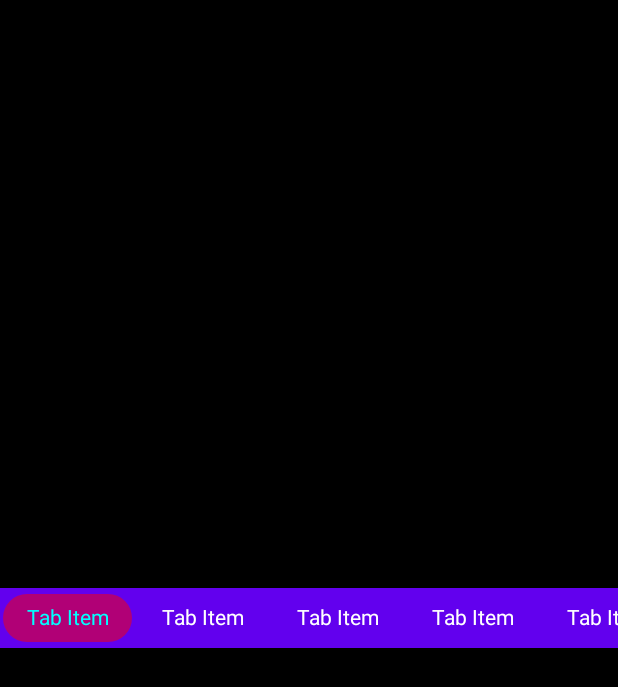
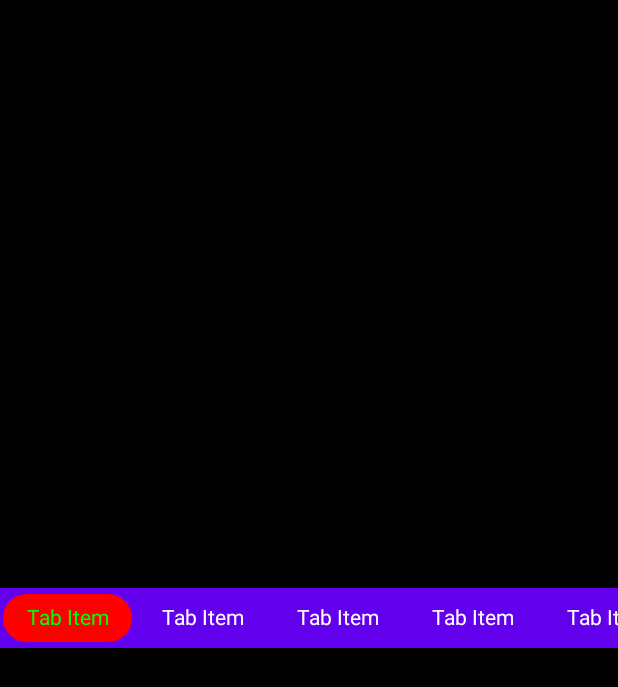
Before and after one commit to dhavalshah05/compose_modular, an Android app built with Jetpack Compose: the composable CustomTabs shown on its own in the app's theme, on a phone screen of 412 x 824 dp. Shown: the top 687 px of the screen. Run offline under Robolectric (Android 15) with nearby library versions, the phone set to English and light mode, and no system bars; Roboto replaces fonts that are not available here.

Commit message:
Added custom theme

```diff
--- /dev/null
+++ b/compose-library/src/main/java/com/example/composelibrary/AppTheme.kt
@@ -0,0 +1,51 @@
+package com.example.composelibrary
+
+import androidx.compose.runtime.Composable
+import androidx.compose.runtime.CompositionLocalProvider
+import androidx.compose.runtime.Immutable
+import androidx.compose.runtime.staticCompositionLocalOf
+import androidx.compose.ui.graphics.Color
+import androidx.compose.ui.text.TextStyle
+import androidx.compose.ui.unit.sp
+
+@Immutable
+data class CustomColors(
+    val textColor: Color
+)
+
+data class CustomTypography(
+    val title: TextStyle,
+    val body: TextStyle
+)
+
+val LocalCustomColors = staticCompositionLocalOf {
+    CustomColors(
+        textColor = Color.Unspecified
+    )
+}
+
+val LocalCustomTypography = staticCompositionLocalOf {
+    CustomTypography(
+        title = TextStyle.Default,
+        body = TextStyle.Default
+    )
+}
+
+@Composable
+fun CustomTheme(content: @Composable () -> Unit) {
+    val customColors = CustomColors(
+        textColor = Color.Green
+    )
+    val customTypography = CustomTypography(
+        title = TextStyle.Default.copy(fontSize = 30.sp),
+        body = TextStyle.Default.copy(fontSize = 14.sp)
+    )
+
+    CompositionLocalProvider(
+        values = arrayOf(
+            LocalCustomColors provides customColors,
+            LocalCustomTypography provides customTypography
+        ),
+        content = content
+    )
+}
--- a/compose-library/src/main/java/com/example/composelibrary/tabs/CustomTabs.kt
+++ b/compose-library/src/main/java/com/example/composelibrary/tabs/CustomTabs.kt
@@ -15,6 +15,7 @@ import androidx.compose.ui.graphics.Color
 import androidx.compose.ui.tooling.preview.Preview
 import androidx.compose.ui.unit.dp
 import androidx.compose.ui.zIndex
+import com.example.composelibrary.LocalCustomColors
 
 @Preview
 @Composable
@@ -37,14 +38,14 @@ fun CustomTabs() {
         ScrollableTabRow(
             modifier = Modifier.wrapContentWidth(),
             selectedTabIndex = selectedTabIndex.value,
-            contentColor = Color.Red.copy(alpha = 0.5f),
+            contentColor = Color.Red,
             edgePadding = 0.dp,
             tabs = {
                 for (i in 0..10) {
                     Tab(
                         selected = i == selectedTabIndex.value,
                         onClick = { selectedTabIndex.value = i },
-                        selectedContentColor = Color.Cyan,
+                        selectedContentColor = LocalCustomColors.current.textColor,
                         unselectedContentColor = Color.White,
                     ) {
                         Text("Tab Item", modifier = Modifier.padding(vertical = 12.dp))
--- a/compose-library/src/main/java/com/example/composelibrary/tabs/TabView.kt
+++ b/compose-library/src/main/java/com/example/composelibrary/tabs/TabView.kt
@@ -4,6 +4,7 @@ import android.content.Context
 import android.view.View
 import androidx.compose.ui.platform.ComposeView
 import androidx.compose.ui.platform.ViewCompositionStrategy
+import com.example.composelibrary.CustomTheme
 
 class TabView(
     private val context: Context
@@ -12,7 +13,9 @@ class TabView(
         return ComposeView(context).apply {
             setViewCompositionStrategy(ViewCompositionStrategy.DisposeOnViewTreeLifecycleDestroyed)
             setContent {
-                CustomTabs()
+                CustomTheme {
+                    CustomTabs()
+                }
             }
         }
     }
```
